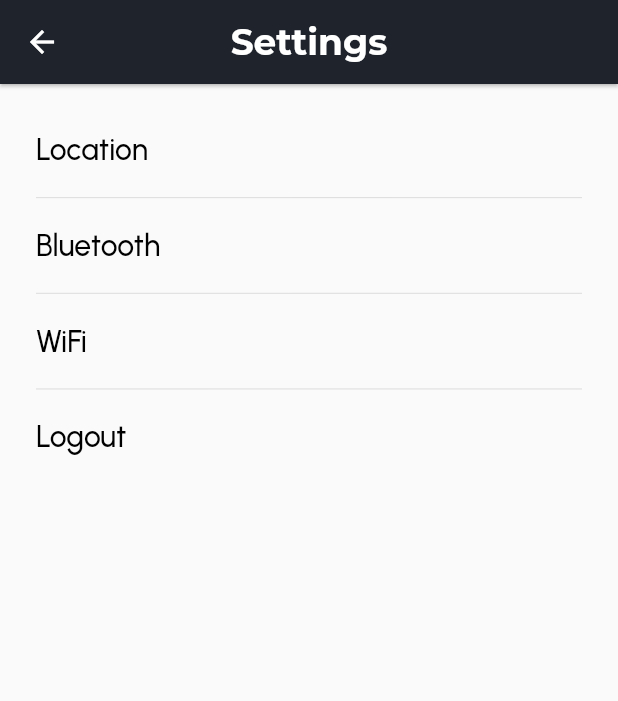
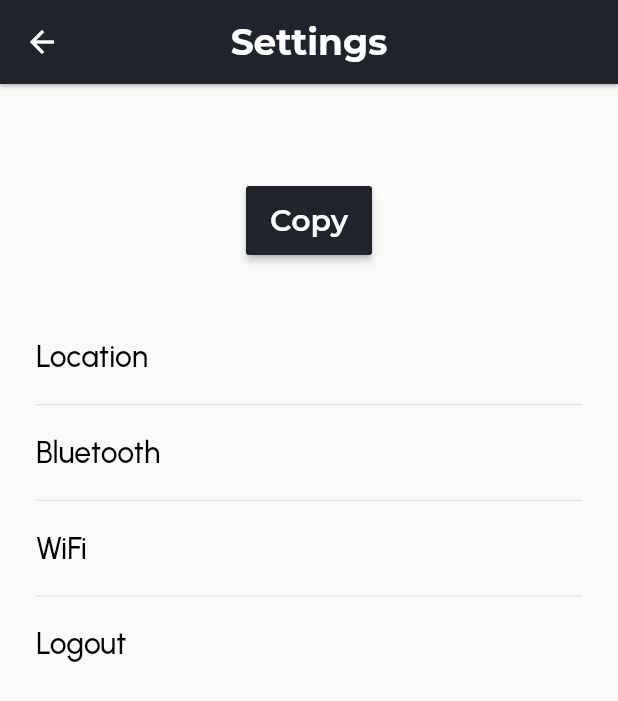
Before and after one commit to surixon/AiDefenderTablet, a Flutter app: the SettingsView screen opened by its route, on a phone screen of 412 x 824 dp. Shown: the top 701 px of the screen. Run offline on Flutter 3.47's test engine with Material 3 defaults, Android fonts, the phone set to English and light mode, and no system bars; our stand-ins replace cached_network_image, cloud_firestore, cloud_functions, country_code_picker, device_info_plus, dio and 17 more; missing offline and left inert: cron, dart_ping_ios, lan_scanner, network_info_plus, network_tools, wifi_iot and 1 more; accounts and stored records are empty; project files that could hold a hidden picture were left out.

Commit message:
updated code

```diff
--- a/lib/provider/settings_provider.dart
+++ b/lib/provider/settings_provider.dart
@@ -2,6 +2,7 @@ import 'dart:ui';
 
 import 'package:ai_defender_tablet/dialog/common_dialog.dart';
 import 'package:flutter/material.dart';
+import 'package:flutter/services.dart';
 import 'package:go_router/go_router.dart';
 import '../globals.dart';
 import '../helpers/toast_helper.dart';
@@ -10,25 +11,31 @@ import '../routes.dart';
 import 'base_provider.dart';
 
 class SettingsProvider extends BaseProvider {
-  List<String> list = ["Location",'Bluetooth','WiFi', 'Logout'];
+  List<String> list = [];
+
+  loadOptionList() {
+    if (Globals.auth.currentUser != null) {
+      list = ["Location", 'Bluetooth', 'WiFi', 'Logout'];
+    } else {
+      list = ['Bluetooth', 'WiFi', 'Logout'];
+    }
+  }
 
   void logout(BuildContext context) {
-
     showDialog(
         context: context,
         builder: (_) => BackdropFilter(
-          filter: ImageFilter.blur(sigmaX: 5, sigmaY: 5),
-          child: const CommonDialog(
-            description: "Are you sure want to logout?",
-          ),
-        )).then((value) async {
+              filter: ImageFilter.blur(sigmaX: 5, sigmaY: 5),
+              child: const CommonDialog(
+                description: "Are you sure want to logout?",
+              ),
+            )).then((value) async {
       if (value != null && value) {
         Globals.auth.signOut();
         SharedPref.prefs?.clear();
         context.go(AppPaths.wifi);
       }
     });
-
   }
 
   void showDelete(BuildContext context) {
@@ -49,7 +56,6 @@ class SettingsProvider extends BaseProvider {
     });
   }
 
-
   Future<void> deleteAccount() async {
     Map<String, dynamic> data = {'isDeleted': true};
     await Globals.userReference.doc(Globals.firebaseUser?.uid).update(data);
@@ -58,4 +64,9 @@ class SettingsProvider extends BaseProvider {
         .set({"deletedAt": DateTime.now()});
   }
 
+  Future<void> copyIdToClipboard() async {
+    await Clipboard.setData(ClipboardData(
+        text: SharedPref.prefs?.getString(SharedPref.userId) ?? ''));
+    ToastHelper.showMessage("Copied!");
+  }
 }
--- a/lib/services/api_class.dart
+++ b/lib/services/api_class.dart
@@ -67,10 +67,9 @@ class Api {
     try {
       dio.options.headers["Content-Type"] = ApiConstants.applicationJson;
       var response = await dio.post(ApiConstants.sendEmail, data: {
-        'toEmail': 'hpsolver@gmail.com',
+        'to': 'hpsolver@gmail.com',
         'subject': 'Hello from Flutter!',
-        'message': 'This is a plain text body',
-        'html': '<p><strong>John Doe</strong> asked: How do I reset my password?</p>',
+        'text': 'This is a plain text body'
       });
 
       if (response.statusCode == 200) {
--- a/lib/view/settings_view.dart
+++ b/lib/view/settings_view.dart
@@ -1,4 +1,6 @@
+import 'package:ai_defender_tablet/helpers/shared_pref.dart';
 import 'package:ai_defender_tablet/routes.dart';
+import 'package:ai_defender_tablet/widgets/primary_button.dart';
 import 'package:flutter/cupertino.dart';
 import 'package:flutter/material.dart';
 import 'package:flutter_screenutil/flutter_screenutil.dart';
@@ -22,6 +24,9 @@ class SettingsViewState extends State<SettingsView> {
   @override
   Widget build(BuildContext context) {
     return BaseView<SettingsProvider>(
+        onModelReady: (provider) {
+          provider.loadOptionList();
+        },
         builder: (context, provider, _) => Scaffold(
               appBar: CommonFunction.appBarWithButtons("Settings", context,
                   showBack: true, onBackPress: () {
@@ -29,15 +34,49 @@ class SettingsViewState extends State<SettingsView> {
               }),
               body: Stack(
                 children: [
-                  ListView.separated(
+                  Column(
+                    children: [
+                      Padding(
+                        padding: const EdgeInsets.symmetric(
+                            horizontal: 16, vertical: 24),
+                        child: Column(
+                          crossAxisAlignment: CrossAxisAlignment.center,
+                          children: [
+                            Center(
+                              child: Text(
+                                SharedPref.prefs
+                                        ?.getString(SharedPref.userId) ??
+                                    '',
+                                style: ViewDecoration.textStyleMedium(
+                                    Colors.blue, 20),
+                              ),
+                            ),
+                            const SizedBox(
+                              height: 20,
+                            ),
+                            PrimaryButton(
+                                height: 46,
+                                title: "Copy",
+                                onPressed: () {
+                                  provider.copyIdToClipboard();
+                                },
+                                radius: 8.r)
+                          ],
+                        ),
+                      ),
+                      Expanded(
+                        child: ListView.separated(
                             padding: const EdgeInsets.symmetric(
                                 horizontal: 24, vertical: 20),
-                      itemBuilder: (context, index) =>
-                          _itemBuilder(context, index, provider),
+                            itemBuilder: (context, index) => _itemBuilder(
+                                context, provider.list[index], provider),
                             separatorBuilder: (context, index) {
                               return const Divider();
                             },
                             itemCount: provider.list.length),
+                      ),
+                    ],
+                  ),
                   provider.state == ViewState.busy
                       ? const Center(
                           child: CircularProgressIndicator(),
@@ -48,23 +87,23 @@ class SettingsViewState extends State<SettingsView> {
             ));
   }
 
-  _itemBuilder(BuildContext context, int index, SettingsProvider provider) {
+  _itemBuilder(BuildContext context, String title, SettingsProvider provider) {
     return GestureDetector(
       onTap: () {
-        switch (index) {
-          case 0:
+        switch (title) {
+          case "Location":
             context.pushNamed(AppPaths.locations);
             break;
 
-          case 1:
+          case "Bluetooth":
             context.pushNamed(AppPaths.bluetooth, extra: {'showBack': 'true'});
             break;
 
-          case 2:
+          case "WiFi":
             context.pushNamed(AppPaths.wifi, extra: {'showBack': 'true'});
             break;
 
-          case 3:
+          case "Logout":
             provider.logout(context);
             break;
         }
@@ -73,7 +112,7 @@ class SettingsViewState extends State<SettingsView> {
         color: Colors.transparent,
         padding: EdgeInsets.symmetric(vertical: 12.h),
         child: Text(
-          provider.list[index],
+          title,
           style: ViewDecoration.textStyleMediumUrbanist(kBlackColor, 20),
         ),
       ),
```
Also changed, not shown: lib/provider/dashboard_provider.dart (+4 -25 lines), 7 other files. Lines whose indentation alone changed are shown as unchanged.
